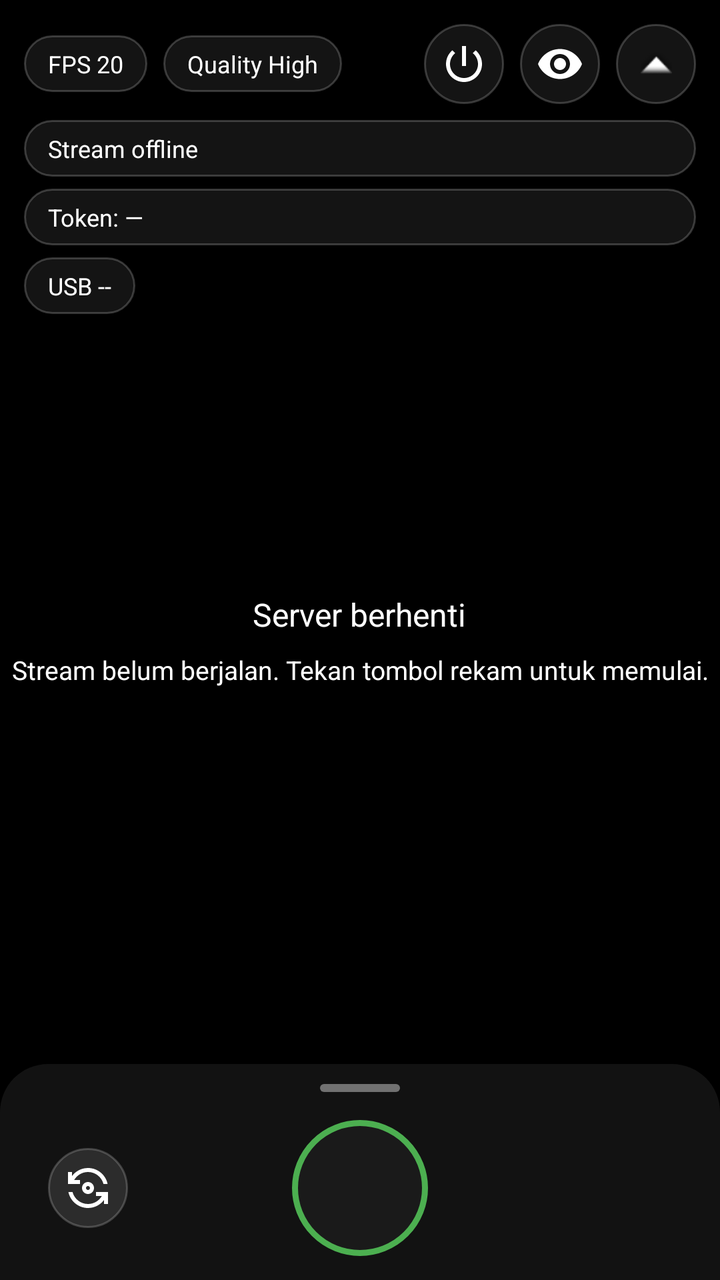
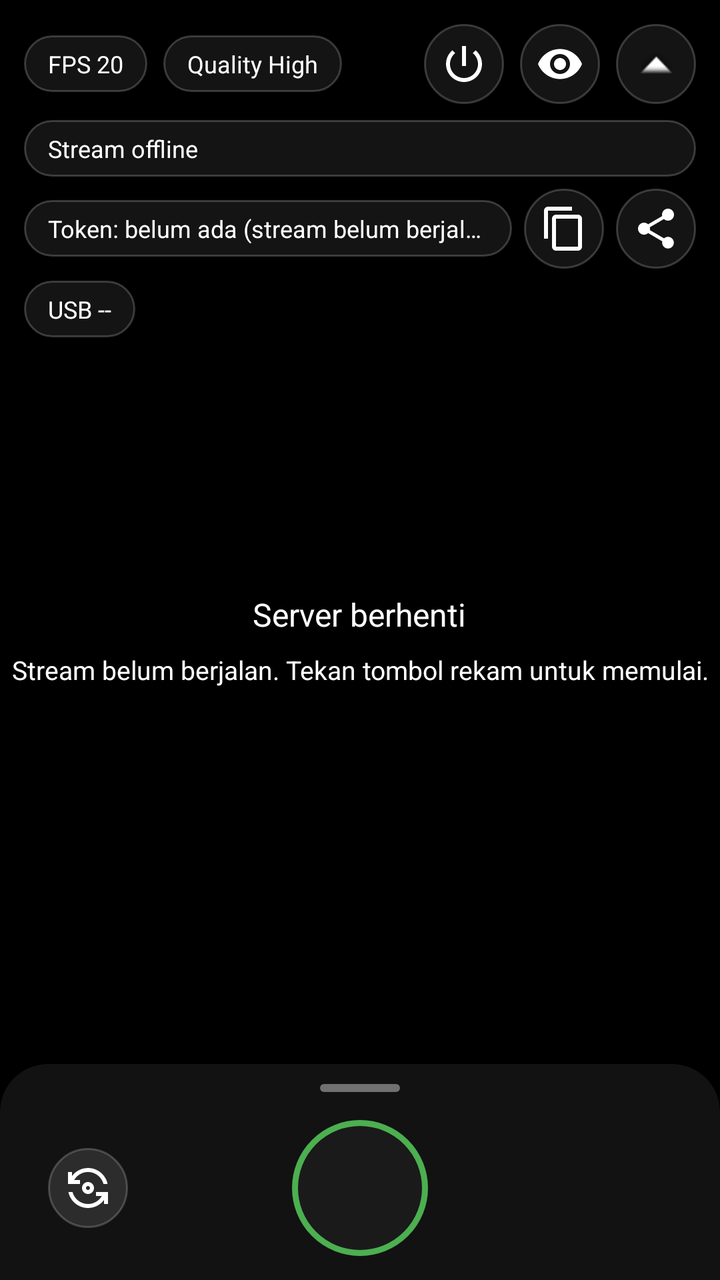

Compare the two renders of this Android layout. The source of the first and the diff that turns it into the second are given below.
<!-- AndroidManifest.xml: application theme Theme.CamWasteGreen -->
<!-- res/layout/activity_main.xml -->
<?xml version="1.0" encoding="utf-8"?>
<androidx.coordinatorlayout.widget.CoordinatorLayout
    xmlns:android="http://schemas.android.com/apk/res/android"
    xmlns:app="http://schemas.android.com/apk/res-auto"
    android:id="@+id/coordinator_layout"
    android:layout_width="match_parent"
    android:layout_height="match_parent"
    android:background="@android:color/black"
    android:fitsSystemWindows="true">

    
    <androidx.camera.view.PreviewView
        android:id="@+id/previewView"
        android:layout_width="match_parent"
        android:layout_height="match_parent"
        android:background="@android:color/black"
        android:visibility="gone"
        app:scaleType="fillCenter" />

    <LinearLayout
        android:id="@+id/previewOverlay"
        android:layout_width="match_parent"
        android:layout_height="match_parent"
        android:background="@android:color/black"
        android:gravity="center"
        android:orientation="vertical">

        <TextView
            android:id="@+id/tvCameraState"
            android:layout_width="wrap_content"
            android:layout_height="wrap_content"
            android:gravity="center"
            android:text="@string/label_server_stopped"
            android:textColor="@color/white"
            android:textSize="16sp" />

        <TextView
            android:id="@+id/tvPreviewHint"
            android:layout_width="wrap_content"
            android:layout_height="wrap_content"
            android:layout_marginTop="8dp"
            android:gravity="center"
            android:text="@string/label_stream_not_running"
            android:textColor="@color/white"
            android:textSize="13sp" />
    </LinearLayout>

    
    <LinearLayout
        android:id="@+id/statusBar"
        android:layout_width="match_parent"
        android:layout_height="wrap_content"
        android:orientation="vertical"
        android:paddingStart="12dp"
        android:paddingEnd="12dp"
        android:paddingTop="12dp"
        android:clipToPadding="false">

        <LinearLayout
            android:layout_width="match_parent"
            android:layout_height="wrap_content"
            android:orientation="horizontal"
            android:gravity="center_vertical">

            <TextView
                android:id="@+id/tvFpsInfo"
                style="@style/InfoText"
                android:text="FPS 20" />

            <TextView
                android:id="@+id/tvQualityInfo"
                style="@style/InfoText"
                android:layout_marginStart="8dp"
                android:text="Quality High" />

            <View
                android:layout_width="0dp"
                android:layout_height="0dp"
                android:layout_weight="1" />

            <ImageButton
                android:id="@+id/btnScreenOff"
                android:layout_width="40dp"
                android:layout_height="40dp"
                android:layout_marginEnd="8dp"
                android:background="@drawable/bg_status_chip"
                android:src="@drawable/ic_screen_off"
                android:contentDescription="@string/cd_screen_off"
                android:scaleType="centerInside"
                android:padding="8dp"
                android:elevation="4dp" />

            <ImageButton
                android:id="@+id/btnTogglePreview"
                android:layout_width="40dp"
                android:layout_height="40dp"
                android:layout_marginEnd="8dp"
                android:background="@drawable/bg_status_chip"
                android:src="@drawable/ic_preview_on"
                android:contentDescription="@string/cd_toggle_preview"
                android:scaleType="centerInside"
                android:padding="8dp"
                android:elevation="4dp" />

            <ImageButton
                android:id="@+id/btnTogglePanel"
                android:layout_width="40dp"
                android:layout_height="40dp"
                android:background="@drawable/bg_status_chip"
                android:src="@android:drawable/arrow_up_float"
                android:contentDescription="Expand controls"
                android:scaleType="centerInside"
                android:padding="8dp"
                android:elevation="4dp" />
        </LinearLayout>

        <TextView
            android:id="@+id/tvIpInfo"
            style="@style/InfoText"
            android:layout_width="match_parent"
            android:layout_marginTop="8dp"
            android:maxLines="2"
            android:text="Stream offline" />

        <TextView
            android:id="@+id/tvApiKey"
            style="@style/InfoText"
            android:layout_width="match_parent"
            android:layout_marginTop="6dp"
            android:maxLines="2"
            android:text="Token: —" />

        <TextView
            android:id="@+id/tvUsbStatus"
            style="@style/InfoText"
            android:layout_marginTop="6dp"
            android:text="USB --" />
    </LinearLayout>

    
    <LinearLayout
        android:id="@+id/controlPanel"
        android:layout_width="match_parent"
        android:layout_height="wrap_content"
        android:orientation="vertical"
        android:background="@drawable/bg_bottom_sheet"
        android:elevation="16dp"
        android:paddingStart="20dp"
        android:paddingEnd="20dp"
        android:paddingBottom="20dp"
        android:clickable="true"
        android:focusable="true"
        app:layout_behavior="com.google.android.material.bottomsheet.BottomSheetBehavior"
        app:behavior_peekHeight="108dp"
        app:behavior_hideable="false"
        app:behavior_fitToContents="true"
        app:behavior_skipCollapsed="false">

        
        <View
            android:layout_width="40dp"
            android:layout_height="4dp"
            android:layout_gravity="center_horizontal"
            android:layout_marginTop="10dp"
            android:layout_marginBottom="14dp"
            android:background="@drawable/bg_sheet_handle" />


        <FrameLayout
            android:id="@+id/layoutStartStop"
            android:layout_width="match_parent"
            android:layout_height="wrap_content"
            android:clipChildren="false">

            
            <LinearLayout
                android:layout_width="wrap_content"
                android:layout_height="wrap_content"
                android:layout_gravity="start|center_vertical"
                android:orientation="horizontal"
                android:gravity="center_vertical">

                <ImageButton
                    android:id="@+id/btnSwitchCamera"
                    android:layout_width="40dp"
                    android:layout_height="40dp"
                    android:layout_marginStart="4dp"
                    android:background="@drawable/bg_btn_secondary"
                    android:src="@drawable/ic_flip"
                    android:contentDescription="Flip camera"
                    android:scaleType="centerInside"
                    android:padding="8dp" />

                
            </LinearLayout>

            
            <FrameLayout
                android:layout_width="68dp"
                android:layout_height="68dp"
                android:layout_gravity="center">

                <View
                    android:layout_width="match_parent"
                    android:layout_height="match_parent"
                    android:background="@drawable/bg_btn_record_off"
                    android:id="@+id/btnRecordBg" />

                <View
                    android:id="@+id/btnRecordInner"
                    android:layout_width="24dp"
                    android:layout_height="24dp"
                    android:layout_gravity="center"
                    android:background="@drawable/bg_btn_record_inner"
                    android:visibility="gone" />
            </FrameLayout>

        </FrameLayout>

        
        <LinearLayout
            android:id="@+id/expandedControls"
            android:layout_width="match_parent"
            android:layout_height="wrap_content"
            android:orientation="vertical"
            android:layout_marginTop="20dp">

            <View
                android:layout_width="match_parent"
                android:layout_height="1dp"
                android:background="#22FFFFFF"
                android:layout_marginBottom="16dp" />

            <TextView
                style="@style/SheetLabel"
                android:text="QUALITY" />

            <LinearLayout
                android:id="@+id/layoutQuality"
                android:layout_width="match_parent"
                android:layout_height="wrap_content"
                android:orientation="horizontal"
                android:gravity="center"
                android:layout_marginBottom="16dp">

                <Button
                    android:id="@+id/btnDecreaseQuality"
                    style="@style/ControlButton"
                    android:layout_width="56dp"
                    android:layout_height="44dp"
                    android:text="−"
                    android:textSize="22sp" />

                <TextView
                    android:id="@+id/tvQualityValue"
                    android:layout_width="0dp"
                    android:layout_height="wrap_content"
                    android:layout_weight="1"
                    android:gravity="center"
                    android:text="High"
                    android:textColor="@color/white"
                    android:textSize="15sp"
                    android:textStyle="bold" />

                <Button
                    android:id="@+id/btnIncreaseQuality"
                    style="@style/ControlButton"
                    android:layout_width="56dp"
                    android:layout_height="44dp"
                    android:text="+"
                    android:textSize="22sp" />
            </LinearLayout>

            <TextView
                style="@style/SheetLabel"
                android:text="FPS" />

            <LinearLayout
                android:id="@+id/layoutFps"
                android:layout_width="match_parent"
                android:layout_height="wrap_content"
                android:orientation="horizontal"
                android:gravity="center"
                android:layout_marginBottom="16dp">

                <Button
                    android:id="@+id/btnDecreaseFps"
                    style="@style/ControlButton"
                    android:layout_width="56dp"
                    android:layout_height="44dp"
                    android:text="−"
                    android:textSize="22sp" />

                <TextView
                    android:id="@+id/tvFpsValue"
                    android:layout_width="0dp"
                    android:layout_height="wrap_content"
                    android:layout_weight="1"
                    android:gravity="center"
                    android:text="20"
                    android:textColor="@color/white"
                    android:textSize="15sp"
                    android:textStyle="bold" />

                <Button
                    android:id="@+id/btnIncreaseFps"
                    style="@style/ControlButton"
                    android:layout_width="56dp"
                    android:layout_height="44dp"
                    android:text="+"
                    android:textSize="22sp" />
            </LinearLayout>

            <TextView
                style="@style/SheetLabel"
                android:text="@string/label_interface" />

            
            <RadioGroup
                android:id="@+id/groupInterface"
                android:layout_width="match_parent"
                android:layout_height="wrap_content"
                android:orientation="vertical"
                android:layout_marginBottom="8dp">

                <RadioButton
                    android:id="@+id/rbInterfaceAll"
                    android:layout_width="match_parent"
                    android:layout_height="wrap_content"
                    android:text="@string/interface_all"
                    android:textColor="@color/white"
                    android:textSize="14sp" />

                <RadioButton
                    android:id="@+id/rbInterfaceWifiLan"
                    android:layout_width="match_parent"
                    android:layout_height="wrap_content"
                    android:text="@string/interface_wifi_lan"
                    android:textColor="@color/white"
                    android:textSize="14sp" />

                <RadioButton
                    android:id="@+id/rbInterfaceUsbTethering"
                    android:layout_width="match_parent"
                    android:layout_height="wrap_content"
                    android:text="@string/interface_usb_tethering"
                    android:textColor="@color/white"
                    android:textSize="14sp" />
            </RadioGroup>

            <Button
                android:id="@+id/btnApplyInterface"
                style="@style/ControlButton.Green"
                android:layout_width="match_parent"
                android:layout_height="48dp"
                android:layout_marginBottom="8dp"
                android:text="@string/action_apply_interface" />

            <TextView
                android:id="@+id/tvInterfaceHint"
                style="@style/InfoText"
                android:layout_width="match_parent"
                android:layout_marginBottom="16dp"
                android:text="@string/label_interface_locked" />
        </LinearLayout>
    </LinearLayout>

</androidx.coordinatorlayout.widget.CoordinatorLayout>
<!-- resources referenced by this layout -->
<resources>
  <color name="white">#FFFFFFFF</color>
  <!-- drawable bg_bottom_sheet (drawable) -->
  <?xml version="1.0" encoding="utf-8"?>
  <shape xmlns:android="http://schemas.android.com/apk/res/android"
      android:shape="rectangle">
      <solid android:color="#F2141414" />
      <corners
          android:topLeftRadius="24dp"
          android:topRightRadius="24dp" />
  </shape>
  <!-- drawable bg_btn_record_inner (drawable) -->
  <?xml version="1.0" encoding="utf-8"?>
  <shape xmlns:android="http://schemas.android.com/apk/res/android"
      android:shape="oval">
      <solid android:color="#FFFFFF" />
  </shape>
  <!-- drawable bg_btn_record_off (drawable) -->
  <?xml version="1.0" encoding="utf-8"?>
  <shape xmlns:android="http://schemas.android.com/apk/res/android"
      android:shape="oval">
      <solid android:color="#1A1A1A" />
      <stroke
          android:width="3dp"
          android:color="#4CAF50" />
  </shape>
  <!-- drawable bg_sheet_handle (drawable) -->
  <?xml version="1.0" encoding="utf-8"?>
  <shape xmlns:android="http://schemas.android.com/apk/res/android"
      android:shape="rectangle">
      <solid android:color="#66FFFFFF" />
      <corners android:radius="2dp" />
  </shape>
  <!-- drawable bg_status_chip (drawable) -->
  <?xml version="1.0" encoding="utf-8"?>
  <shape xmlns:android="http://schemas.android.com/apk/res/android"
      android:shape="rectangle">
      <solid android:color="#CC1A1A1A" />
      <corners android:radius="20dp" />
      <stroke
          android:width="1dp"
          android:color="#33FFFFFF" />
  </shape>
  <string name="action_apply_interface">Terapkan interface</string>
  <string name="cd_screen_off">Matikan layar</string>
  <string name="cd_toggle_preview">Nyalakan atau matikan pratinjau</string>
  <string name="interface_all">Semua interface</string>
  <string name="interface_usb_tethering">USB tethering</string>
  <string name="interface_wifi_lan">Wi-Fi / LAN</string>
  <string name="label_interface">INTERFACE</string>
  <string name="label_interface_locked">Hentikan stream untuk mengganti interface</string>
  <string name="label_server_stopped">Server berhenti</string>
  <string name="label_stream_not_running">Stream belum berjalan. Tekan tombol rekam untuk memulai.</string>
  <style name="Theme.CamWasteGreen" parent="Theme.AppCompat.Light.NoActionBar" />
  <color name="text_secondary">#B3FFFFFF</color>
  <!-- unchanged entries left out for length: 9 -->
</resources>

<!-- the commit's change to res/layout/activity_main.xml (unified diff, before → after) -->
@@ -122,13 +122,44 @@
             android:maxLines="2"
             android:text="Stream offline" />
 
-        <TextView
-            android:id="@+id/tvApiKey"
-            style="@style/InfoText"
-            android:layout_width="match_parent"
+        <LinearLayout
+            android:layout_width="match_parent"
+            android:layout_height="wrap_content"
             android:layout_marginTop="6dp"
-            android:maxLines="2"
-            android:text="Token: —" />
+            android:gravity="center_vertical"
+            android:orientation="horizontal">
+
+            <TextView
+                android:id="@+id/tvApiKey"
+                style="@style/InfoText"
+                android:layout_width="0dp"
+                android:layout_height="wrap_content"
+                android:layout_weight="1"
+                android:maxLines="1"
+                android:text="@string/label_api_key_none" />
+
+            <ImageButton
+                android:id="@+id/btnCopyApiKey"
+                android:layout_width="40dp"
+                android:layout_height="40dp"
+                android:layout_marginStart="6dp"
+                android:background="@drawable/bg_status_chip"
+                android:contentDescription="@string/cd_copy_api_key"
+                android:padding="8dp"
+                android:scaleType="centerInside"
+                android:src="@drawable/ic_copy" />
+
+            <ImageButton
+                android:id="@+id/btnShareApiKey"
+                android:layout_width="40dp"
+                android:layout_height="40dp"
+                android:layout_marginStart="6dp"
+                android:background="@drawable/bg_status_chip"
+                android:contentDescription="@string/cd_share_api_key"
+                android:padding="8dp"
+                android:scaleType="centerInside"
+                android:src="@drawable/ic_share" />
+        </LinearLayout>
 
         <TextView
             android:id="@+id/tvUsbStatus"
<!-- resource entries referenced after the edit -->
@@ -42,12 +42,39 @@
           android:width="1dp"
           android:color="#33FFFFFF" />
   </shape>
+  <!-- drawable ic_copy (drawable) -->
+  <?xml version="1.0" encoding="utf-8"?>
+  <vector xmlns:android="http://schemas.android.com/apk/res/android"
+      android:width="24dp"
+      android:height="24dp"
+      android:viewportWidth="24"
+      android:viewportHeight="24"
+      android:tint="#FFFFFFFF">
+      <path
+          android:fillColor="#FFFFFFFF"
+          android:pathData="M16,1H4C2.9,1 2,1.9 2,3v14h2V3h12V1zM19,5H8C6.9,5 6,5.9 6,7v14c0,1.1 0.9,2 2,2h11c1.1,0 2,-0.9 2,-2V7C21,5.9 20.1,5 19,5zM19,21H8V7h11V21z" />
+  </vector>
+  <!-- drawable ic_share (drawable) -->
+  <?xml version="1.0" encoding="utf-8"?>
+  <vector xmlns:android="http://schemas.android.com/apk/res/android"
+      android:width="24dp"
+      android:height="24dp"
+      android:viewportWidth="24"
+      android:viewportHeight="24"
+      android:tint="#FFFFFFFF">
+      <path
+          android:fillColor="#FFFFFFFF"
+          android:pathData="M18,16.08c-0.76,0 -1.44,0.3 -1.96,0.77L8.91,12.7c0.05,-0.23 0.09,-0.46 0.09,-0.7s-0.04,-0.47 -0.09,-0.7l7.05,-4.11c0.54,0.5 1.25,0.81 2.04,0.81 1.66,0 3,-1.34 3,-3s-1.34,-3 -3,-3 -3,1.34 -3,3c0,0.24 0.04,0.47 0.09,0.7L8.04,9.81C7.5,9.31 6.79,9 6,9c-1.66,0 -3,1.34 -3,3s1.34,3 3,3c0.79,0 1.5,-0.31 2.04,-0.81l7.12,4.16c-0.05,0.21 -0.08,0.43 -0.08,0.65 0,1.61 1.31,2.92 2.92,2.92s2.92,-1.31 2.92,-2.92 -1.31,-2.92 -2.92,-2.92z" />
+  </vector>
   <string name="action_apply_interface">Terapkan interface</string>
+  <string name="cd_copy_api_key">Salin token ke papan klip</string>
   <string name="cd_screen_off">Matikan layar</string>
+  <string name="cd_share_api_key">Bagikan token</string>
   <string name="cd_toggle_preview">Nyalakan atau matikan pratinjau</string>
   <string name="interface_all">Semua interface</string>
   <string name="interface_usb_tethering">USB tethering</string>
   <string name="interface_wifi_lan">Wi-Fi / LAN</string>
+  <string name="label_api_key_none">Token: belum ada (stream belum berjalan)</string>
   <string name="label_interface">INTERFACE</string>
   <string name="label_interface_locked">Hentikan stream untuk mengganti interface</string>
   <string name="label_server_stopped">Server berhenti</string>
